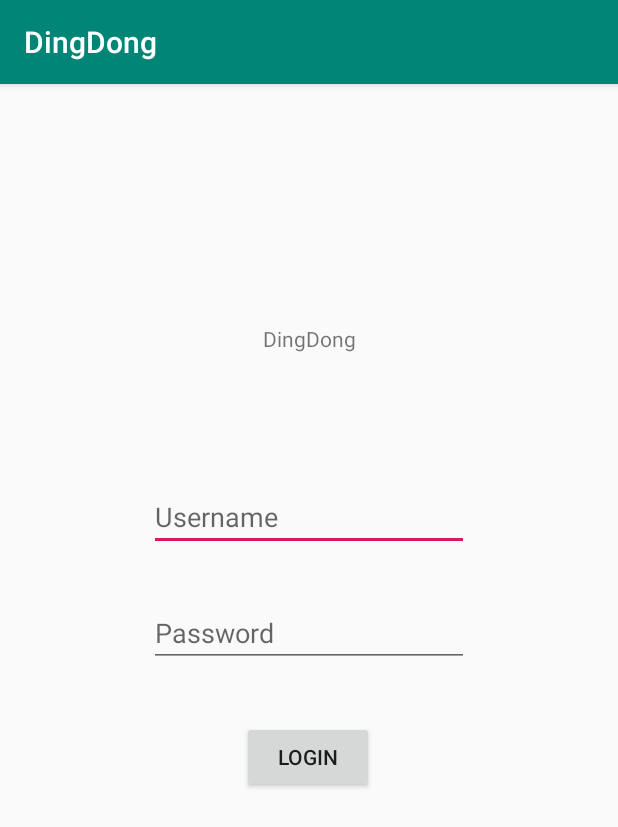
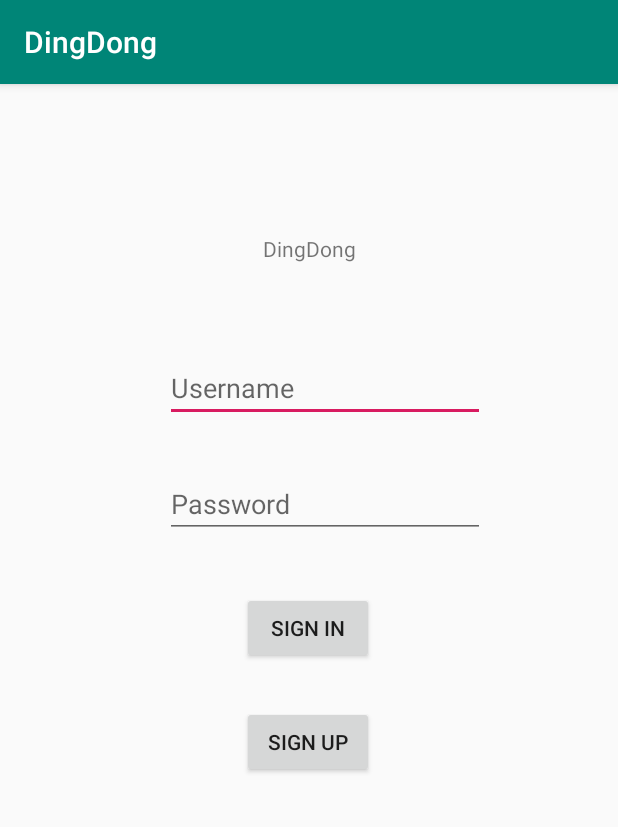
Before and after one commit to aesophor/DingDong, an Android app: the screen it shows after launch (LoginActivity before the commit, SignInActivity after it), on a phone screen of 412 x 824 dp. Shown: the top 827 px of the screen. Run offline under Robolectric (Android 15) with nearby library versions, the phone set to English and light mode, and no system bars.

Commit message:
implement user register/logout

```diff
--- a/DingDong/app/src/main/java/com/example/aesophor/dingdong/MainActivity.java
+++ b/DingDong/app/src/main/java/com/example/aesophor/dingdong/MainActivity.java
@@ -17,7 +17,7 @@ public class MainActivity extends AppCompatActivity {
         StrictMode.ThreadPolicy policy = new StrictMode.ThreadPolicy.Builder().permitAll().build();
         StrictMode.setThreadPolicy(policy);
 
-        startActivity(new Intent(this, LoginActivity.class));
+        startActivity(new Intent(this, SignInActivity.class));
     }
 
 }
--- a/DingDong/app/src/main/java/com/example/aesophor/dingdong/LoginActivity.java
+++ b/DingDong/app/src/main/java/com/example/aesophor/dingdong/SignInActivity.java
@@ -6,37 +6,42 @@ import android.os.Bundle;
 import android.view.View;
 import android.widget.EditText;
 import android.widget.TextView;
-
 import com.example.aesophor.dingdong.network.Response;
-import com.example.aesophor.dingdong.network.StatusCode;
 import com.example.aesophor.dingdong.user.User;
 
-public class LoginActivity extends AppCompatActivity {
+public class SignInActivity extends AppCompatActivity {
 
     @Override
     protected void onCreate(Bundle savedInstanceState) {
         super.onCreate(savedInstanceState);
-        setContentView(R.layout.activity_login);
+        setContentView(R.layout.activity_sign_in);
 
-        findViewById(R.id.loginButton).setOnClickListener(new View.OnClickListener() {
+        findViewById(R.id.signInButton).setOnClickListener(new View.OnClickListener() {
             @Override
             public void onClick(View v) {
-                login();
+                signIn();
+            }
+        });
+
+        findViewById(R.id.signUpButton).setOnClickListener(new View.OnClickListener() {
+            @Override
+            public void onClick(View v) {
+                startActivity(new Intent(SignInActivity.this, SignUpActivity.class));
             }
         });
     }
 
-    private void login() {
+    private void signIn() {
         TextView errorMessage = findViewById(R.id.errorMessage);
         String username = ((EditText) findViewById(R.id.usernameField)).getText().toString();
         String password = ((EditText) findViewById(R.id.passwordField)).getText().toString();
 
         try {
-            Response login = User.login(username, password);
+            Response signIn = User.login(username, password);
 
-            switch (login.getStatusCode()) {
+            switch (signIn.getStatusCode()) {
                 case SUCCESS: {
-                    Intent intent = new Intent(this, MessengerActivity.class);
+                    Intent intent = new Intent(SignInActivity.this, MessengerActivity.class);
                     intent.putExtra("username", username);
                     startActivity(intent);
                     break;
--- a/DingDong/app/src/main/java/com/example/aesophor/dingdong/ui/ChatsFragment.java
+++ b/DingDong/app/src/main/java/com/example/aesophor/dingdong/ui/ChatsFragment.java
@@ -8,7 +8,6 @@ import android.view.LayoutInflater;
 import android.view.View;
 import android.view.ViewGroup;
 import android.widget.ListView;
-
 import com.example.aesophor.dingdong.R;
 import com.example.aesophor.dingdong.message.Message;
 import com.example.aesophor.dingdong.user.User;
--- /dev/null
+++ b/DingDong/app/src/main/res/layout/activity_sign_in.xml
@@ -0,0 +1,74 @@
+<?xml version="1.0" encoding="utf-8"?>
+<android.support.constraint.ConstraintLayout xmlns:android="http://schemas.android.com/apk/res/android"
+    xmlns:app="http://schemas.android.com/apk/res-auto"
+    xmlns:tools="http://schemas.android.com/tools"
+    android:layout_width="match_parent"
+    android:layout_height="match_parent"
+    tools:context=".SignInActivity">
+
+    <TextView
+        android:id="@+id/title"
+        android:layout_width="wrap_content"
+        android:layout_height="wrap_content"
+        android:layout_marginTop="100dp"
+        android:text="DingDong"
+        app:layout_constraintEnd_toEndOf="parent"
+        app:layout_constraintStart_toStartOf="parent"
+        app:layout_constraintTop_toTopOf="parent" />
+
+    <EditText
+        android:id="@+id/usernameField"
+        android:layout_width="wrap_content"
+        android:layout_height="wrap_content"
+        android:layout_marginTop="180dp"
+        android:ems="10"
+        android:hint="Username"
+        android:inputType="textPersonName"
+        app:layout_constraintEnd_toEndOf="parent"
+        app:layout_constraintHorizontal_bias="0.555"
+        app:layout_constraintStart_toStartOf="parent"
+        app:layout_constraintTop_toTopOf="parent" />
+
+    <EditText
+        android:id="@+id/passwordField"
+        android:layout_width="wrap_content"
+        android:layout_height="wrap_content"
+        android:layout_marginTop="32dp"
+        android:ems="10"
+        android:hint="Password"
+        android:inputType="textPassword"
+        app:layout_constraintStart_toStartOf="@+id/usernameField"
+        app:layout_constraintTop_toBottomOf="@+id/usernameField" />
+
+    <Button
+        android:id="@+id/signInButton"
+        android:layout_width="wrap_content"
+        android:layout_height="wrap_content"
+        android:layout_marginTop="36dp"
+        android:text="Sign In"
+        app:layout_constraintEnd_toEndOf="parent"
+        app:layout_constraintHorizontal_bias="0.498"
+        app:layout_constraintStart_toStartOf="parent"
+        app:layout_constraintTop_toBottomOf="@+id/passwordField" />
+
+    <Button
+        android:id="@+id/signUpButton"
+        android:layout_width="wrap_content"
+        android:layout_height="wrap_content"
+        android:layout_marginTop="28dp"
+        android:text="Sign Up"
+        app:layout_constraintStart_toStartOf="@+id/signInButton"
+        app:layout_constraintTop_toBottomOf="@+id/signInButton" />
+
+    <TextView
+        android:id="@+id/errorMessage"
+        android:layout_width="wrap_content"
+        android:layout_height="wrap_content"
+        android:layout_marginTop="26dp"
+        android:textColor="@color/colorAccent"
+        app:layout_constraintEnd_toEndOf="parent"
+        app:layout_constraintHorizontal_bias="0.5"
+        app:layout_constraintStart_toStartOf="parent"
+        app:layout_constraintTop_toBottomOf="@+id/title" />
+
+</android.support.constraint.ConstraintLayout>
--- a/DingDong/app/src/main/res/values/styles.xml
+++ b/DingDong/app/src/main/res/values/styles.xml
@@ -1,7 +1,7 @@
 <resources>
 
     <!-- Base application theme. -->
-    <style name="AppTheme" parent="Theme.AppCompat.Light.DarkActionBar">
+    <style name="AppTheme" parent="Base.Theme.AppCompat.Light.DarkActionBar">
         <!-- Customize your theme here. -->
         <item name="colorPrimary">@color/colorPrimary</item>
         <item name="colorPrimaryDark">@color/colorPrimaryDark</item>
```
Also changed, not shown: DingDong/app/src/main/AndroidManifest.xml (+8 -4 lines), DingDong/app/src/main/java/com/example/aesophor/dingdong/MessengerActivity.java (+55 -1 lines), DingDong/app/src/main/java/com/example/aesophor/dingdong/SignUpActivity.java (added, +67 -0 lines), DingDong/app/src/main/java/com/example/aesophor/dingdong/ui/MessageAdapter.java (+6 -6 lines), DingDong/app/src/main/java/com/example/aesophor/dingdong/user/User.java (+4 -10 lines), DingDong/app/src/main/res/layout/activity_messenger.xml (renamed from DingDong/app/src/main/res/layout/messenger_activity.xml, +20 -6 lines), DingDong/app/src/main/res/layout/activity_sign_up.xml (renamed from DingDong/app/src/main/res/layout/activity_login.xml, +34 -23 lines), DingDong/app/src/main/res/menu/overflow_menu.xml (added, +18 -0 lines), DingDong/app/src/main/res/values/strings.xml (+13 -0 lines), 1 other file.
